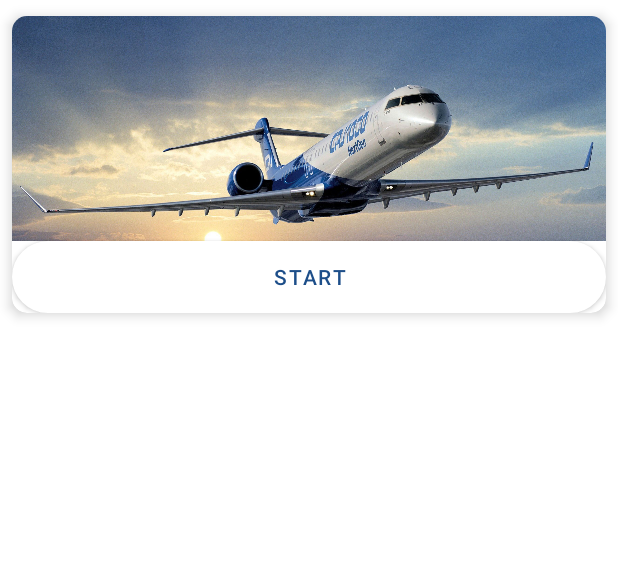
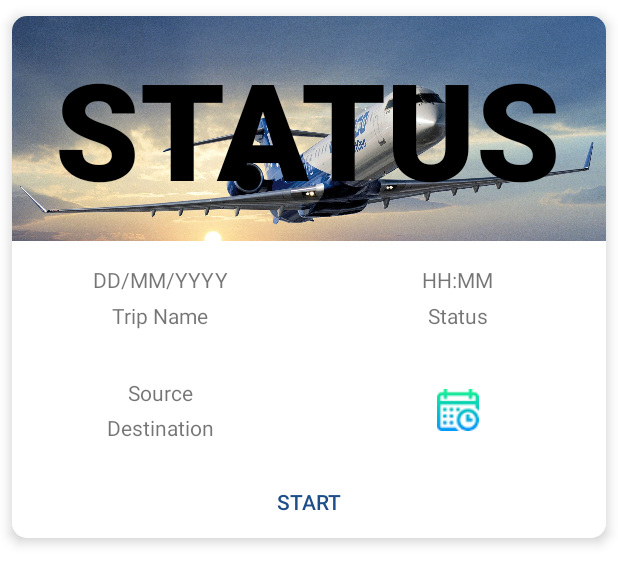
Before and after one commit to hussein1574/TripsApp, an Android app: the layout trip_item.xml on its own in the app's theme, with its tools: preview values and no code run, on a phone screen of 412 x 824 dp. Shown: the top 584 px of the screen. Run offline under Robolectric (Android 15) with nearby library versions, the phone set to English and light mode, and no system bars.

Commit message:
Edit design

```diff
--- a/app/src/main/res/layout/trip_item.xml
+++ b/app/src/main/res/layout/trip_item.xml
@@ -19,7 +19,8 @@
 
         <androidx.constraintlayout.widget.ConstraintLayout
             android:layout_width="match_parent"
-            android:layout_height="wrap_content">
+            android:layout_height="wrap_content"
+            android:minHeight="200dp">
 
             <RelativeLayout
                 android:id="@+id/image_layout"
@@ -45,12 +46,13 @@
                     android:layout_height="wrap_content"
                     android:layout_centerInParent="true"
                     android:gravity="center"
-                    android:text="STATUS"
+                    android:textAllCaps="true"
+                    android:text="@string/status"
                     android:textAppearance="@style/TextAppearance.AppCompat.Body2"
-                    android:textColor="@android:color/system_accent1_900"
+                    android:textColor="@color/black"
                     android:textSize="90sp"
                     android:textStyle="bold"
-                    android:visibility="invisible" />
+                    android:visibility="visible" />
             </RelativeLayout>
 
 
@@ -58,7 +60,7 @@
                 android:id="@+id/data_layout"
                 android:layout_width="match_parent"
                 android:layout_height="150dp"
-                android:visibility="gone"
+                android:visibility="visible"
                 app:layout_constraintBottom_toTopOf="@+id/start_btn"
                 app:layout_constraintEnd_toEndOf="parent"
                 app:layout_constraintStart_toStartOf="parent"
@@ -69,7 +71,7 @@
                     android:layout_width="wrap_content"
                     android:layout_height="wrap_content"
                     android:layout_marginBottom="16dp"
-                    android:text="Trip Name"
+                    android:text="@string/trip_name"
                     app:layout_constraintBottom_toTopOf="@+id/space2"
                     app:layout_constraintEnd_toStartOf="@+id/space"
                     app:layout_constraintStart_toStartOf="parent" />
@@ -79,7 +81,7 @@
                     android:layout_width="wrap_content"
                     android:layout_height="wrap_content"
                     android:layout_marginBottom="16dp"
-                    android:text="Destination"
+                    android:text="@string/destination"
                     app:layout_constraintBottom_toBottomOf="parent"
                     app:layout_constraintEnd_toStartOf="@+id/space"
                     app:layout_constraintStart_toStartOf="parent" />
@@ -89,7 +91,7 @@
                     android:layout_width="wrap_content"
                     android:layout_height="wrap_content"
                     android:layout_marginTop="16dp"
-                    android:text="Source"
+                    android:text="@string/source"
                     app:layout_constraintEnd_toStartOf="@+id/space"
                     app:layout_constraintStart_toStartOf="parent"
                     app:layout_constraintTop_toBottomOf="@+id/space2" />
@@ -99,7 +101,7 @@
                     android:layout_width="wrap_content"
                     android:layout_height="wrap_content"
                     android:layout_marginBottom="16dp"
-                    android:text="Status"
+                    android:text="@string/status"
                     app:layout_constraintBottom_toTopOf="@+id/space2"
                     app:layout_constraintEnd_toEndOf="parent"
                     app:layout_constraintStart_toEndOf="@+id/space" />
@@ -109,7 +111,7 @@
                     android:layout_width="wrap_content"
                     android:layout_height="wrap_content"
                     android:layout_marginTop="16dp"
-                    android:text="HH:MM"
+                    android:text="@string/time_temp"
                     app:layout_constraintEnd_toEndOf="parent"
                     app:layout_constraintStart_toEndOf="@+id/space"
                     app:layout_constraintTop_toTopOf="parent" />
@@ -119,7 +121,7 @@
                     android:layout_width="wrap_content"
                     android:layout_height="wrap_content"
                     android:layout_marginTop="16dp"
-                    android:text="DD/MM/YYYY"
+                    android:text="@string/date_temp"
                     app:layout_constraintEnd_toStartOf="@+id/space"
                     app:layout_constraintStart_toStartOf="parent"
                     app:layout_constraintTop_toTopOf="parent" />
@@ -146,7 +148,7 @@
                     android:id="@+id/imageView3"
                     android:layout_width="wrap_content"
                     android:layout_height="wrap_content"
-                    android:contentDescription="TODO"
+                    android:contentDescription="@string/my_trips"
                     app:layout_constraintBottom_toBottomOf="parent"
                     app:layout_constraintEnd_toEndOf="parent"
                     app:layout_constraintStart_toEndOf="@+id/space"
@@ -156,14 +158,14 @@
 
             <Button
                 android:id="@+id/start_btn"
+                style="@style/Widget.AppCompat.Button.Borderless"
                 android:layout_width="0dp"
                 android:layout_height="wrap_content"
-                android:background="@drawable/button_background"
-                android:text="Start"
+                android:background="@color/color_theme"
+                android:text="@string/start"
                 app:layout_constraintBottom_toBottomOf="parent"
                 app:layout_constraintEnd_toEndOf="parent"
-                app:layout_constraintStart_toStartOf="parent"
-                app:layout_constraintTop_toBottomOf="@+id/image_layout" />
+                app:layout_constraintStart_toStartOf="parent" />
         </androidx.constraintlayout.widget.ConstraintLayout>
     </androidx.cardview.widget.CardView>
 </androidx.constraintlayout.widget.ConstraintLayout>
--- a/app/src/main/res/values/strings.xml
+++ b/app/src/main/res/values/strings.xml
@@ -26,4 +26,11 @@
     <string name="edit">EDIT</string>
     <string name="my_trips">My Trips</string>
     <string name="history">History</string>
+    <string name="status">Status</string>
+    <string name="trip_name">Trip Name</string>
+    <string name="destination">Destination</string>
+    <string name="source">Source</string>
+    <string name="start">Start</string>
+    <string name="time_temp">HH:MM</string>
+    <string name="date_temp">DD/MM/YYYY</string>
 </resources>
```
